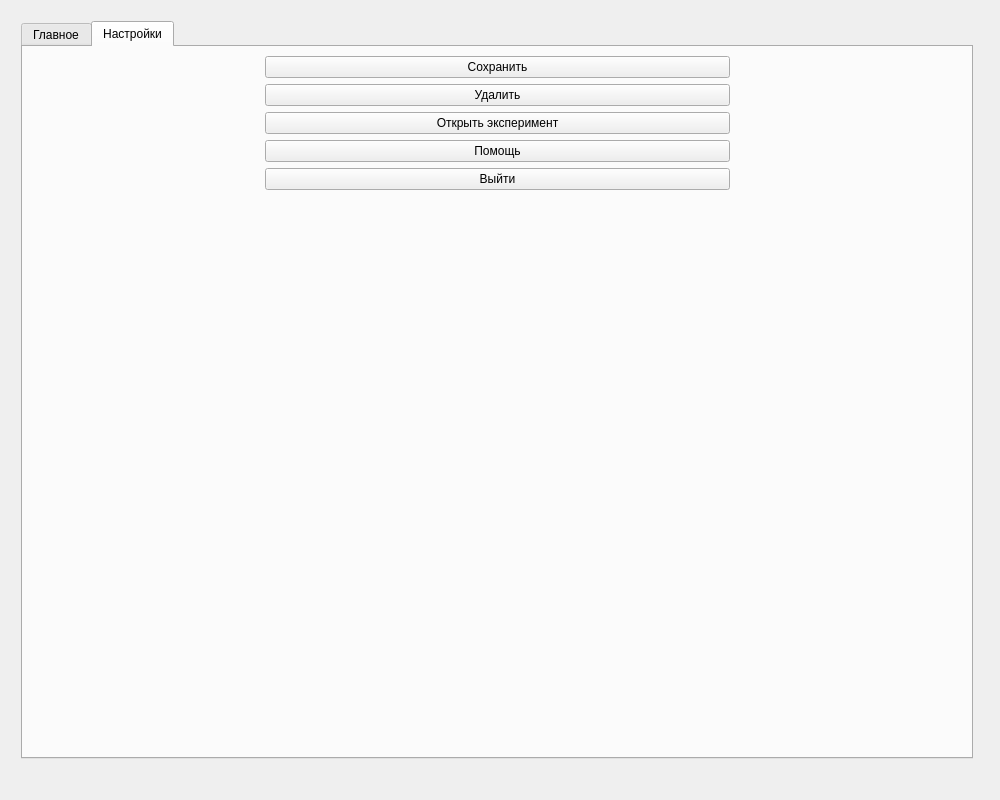
Old version of the form templates/MKT_Tube_window.ui in the repository Devilord-coder/Experimentarium.
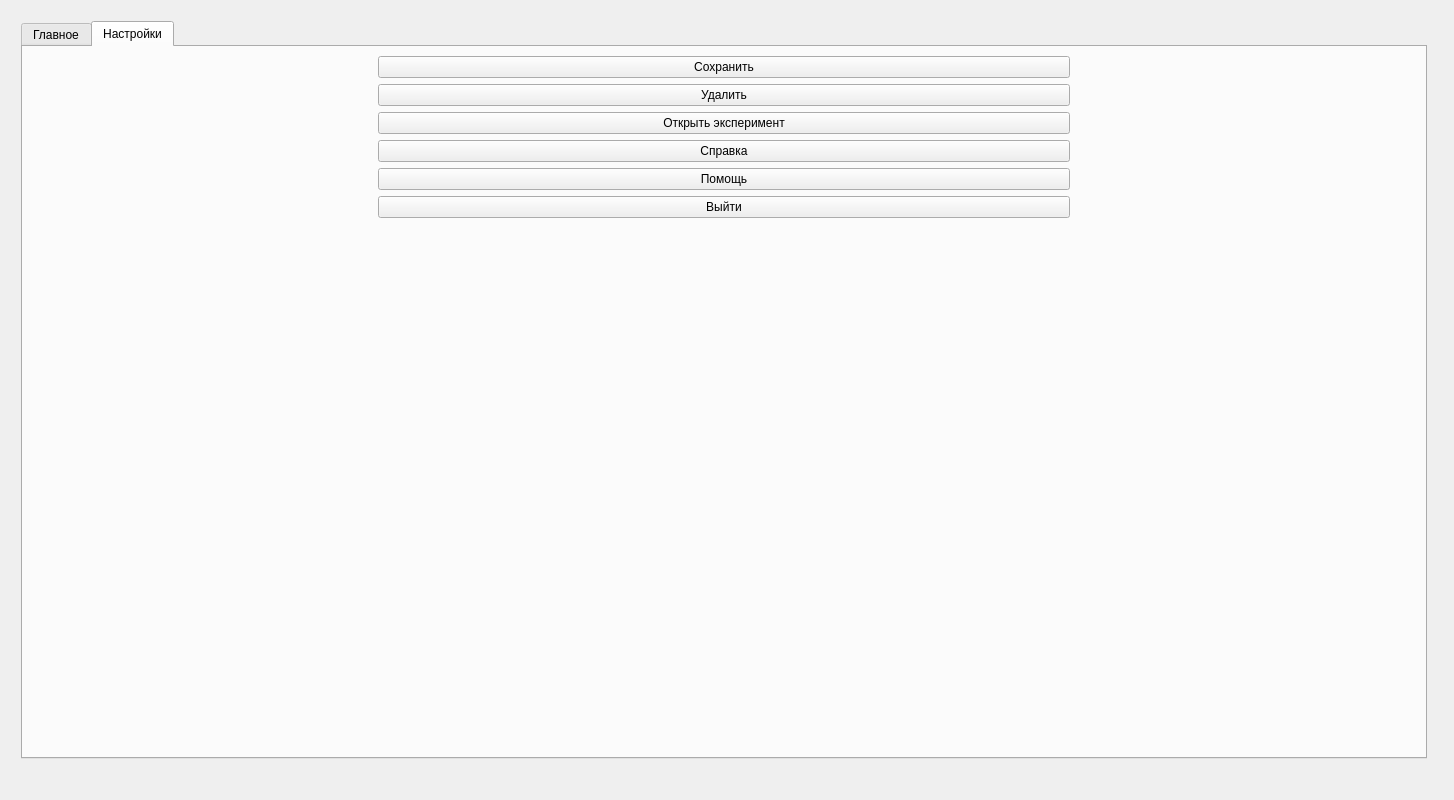
New version of the form. The open tabs and pages were chosen to show the change.

Diff of the .ui file:
```diff
--- a/templates/MKT_Tube_window.ui
+++ b/templates/MKT_Tube_window.ui
@@ -6,7 +6,7 @@
    <rect>
     <x>0</x>
     <y>0</y>
-    <width>1000</width>
+    <width>1454</width>
     <height>800</height>
    </rect>
   </property>
@@ -288,7 +288,7 @@
         </attribute>
         <layout class="QGridLayout" name="gridLayout_4">
          <item row="0" column="0">
-          <layout class="QGridLayout" name="gridLayout_3" rowstretch="2,0,0,0,0,0" columnstretch="1,2,1">
+          <layout class="QGridLayout" name="gridLayout_3" rowstretch="2,0,0,0,0,0,0" columnstretch="1,2,1">
            <item row="0" column="1">
             <widget class="QPushButton" name="save_pushButton">
              <property name="text">
@@ -296,7 +296,7 @@
              </property>
             </widget>
            </item>
-           <item row="5" column="1">
+           <item row="6" column="1">
             <spacer name="verticalSpacer">
              <property name="orientation">
               <enum>Qt::Vertical</enum>
@@ -309,20 +309,46 @@
              </property>
             </spacer>
            </item>
-           <item row="3" column="1">
+           <item row="4" column="1">
             <widget class="QPushButton" name="help_btn">
              <property name="text">
               <string>Помощь</string>
              </property>
             </widget>
            </item>
-           <item row="2" column="1">
-            <widget class="QPushButton" name="open_exp_btn">
+           <item row="5" column="1">
+            <widget class="QPushButton" name="escape_pushButton">
              <property name="text">
-              <string>Открыть эксперимент</string>
+              <string>Выйти</string>
              </property>
             </widget>
            </item>
+           <item row="2" column="2">
+            <spacer name="horizontalSpacer_2">
+             <property name="orientation">
+              <enum>Qt::Horizontal</enum>
+             </property>
+             <property name="sizeHint" stdset="0">
+              <size>
+               <width>40</width>
+               <height>20</height>
+              </size>
+             </property>
+            </spacer>
+           </item>
+           <item row="1" column="0">
+            <spacer name="horizontalSpacer">
+             <property name="orientation">
+              <enum>Qt::Horizontal</enum>
+             </property>
+             <property name="sizeHint" stdset="0">
+              <size>
+               <width>40</width>
+               <height>20</height>
+              </size>
+             </property>
+            </spacer>
+           </item>
            <item row="1" column="1">
             <widget class="QPushButton" name="delete_btn">
              <property name="text">
@@ -330,36 +356,17 @@
              </property>
             </widget>
            </item>
-           <item row="1" column="0">
-            <spacer name="horizontalSpacer">
-             <property name="orientation">
-              <enum>Qt::Horizontal</enum>
+           <item row="2" column="1">
+            <widget class="QPushButton" name="open_exp_btn">
+             <property name="text">
+              <string>Открыть эксперимент</string>
              </property>
-             <property name="sizeHint" stdset="0">
-              <size>
-               <width>40</width>
-               <height>20</height>
-              </size>
-             </property>
-            </spacer>
+            </widget>
            </item>
-           <item row="2" column="2">
-            <spacer name="horizontalSpacer_2">
-             <property name="orientation">
-              <enum>Qt::Horizontal</enum>
-             </property>
-             <property name="sizeHint" stdset="0">
-              <size>
-               <width>40</width>
-               <height>20</height>
-              </size>
-             </property>
-            </spacer>
-           </item>
-           <item row="4" column="1">
-            <widget class="QPushButton" name="escape_pushButton">
+           <item row="3" column="1">
+            <widget class="QPushButton" name="physical_base_btn">
              <property name="text">
-              <string>Выйти</string>
+              <string>Справка</string>
              </property>
             </widget>
            </item>
```
